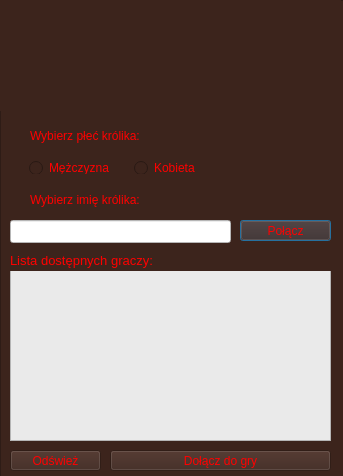
Before: the Qt Designer form menu.ui in Bras97/Jump-Bump, drawn with Qt 5.
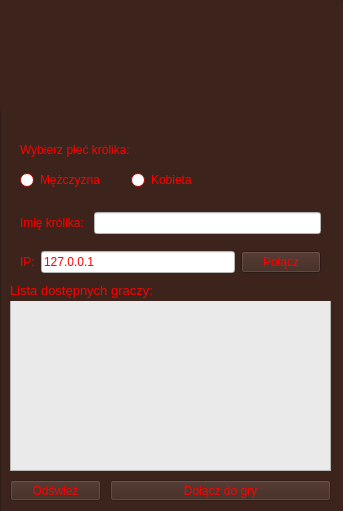
After: the same form once the commit is applied. Icons and pictures are not drawn.

```diff
--- a/menu.ui
+++ b/menu.ui
@@ -7,7 +7,7 @@
     <x>0</x>
     <y>0</y>
     <width>343</width>
-    <height>476</height>
+    <height>511</height>
    </rect>
   </property>
   <property name="windowTitle">
@@ -19,7 +19,7 @@
      <x>0</x>
      <y>0</y>
      <width>351</width>
-     <height>481</height>
+     <height>531</height>
     </rect>
    </property>
    <layout class="QVBoxLayout" name="verticalLayout">
@@ -53,27 +53,10 @@
         <set>Qt::AlignCenter</set>
        </property>
       </widget>
-      <widget class="QLabel" name="label">
-       <property name="geometry">
-        <rect>
-         <x>30</x>
-         <y>121</y>
-         <width>171</width>
-         <height>31</height>
-        </rect>
-       </property>
-       <property name="styleSheet">
-        <string notr="true">color: rgb(255, 0, 0);
-font: 12pt &quot;Sans Serif&quot;;</string>
-       </property>
-       <property name="text">
-        <string>&lt;html&gt;&lt;head/&gt;&lt;body&gt;&lt;p&gt;Wybierz płeć królika: &lt;/p&gt;&lt;/body&gt;&lt;/html&gt;</string>
-       </property>
-      </widget>
       <widget class="QLabel" name="zdj_krolika">
        <property name="geometry">
         <rect>
-         <x>240</x>
+         <x>230</x>
          <y>120</y>
          <width>91</width>
          <height>81</height>
@@ -91,39 +74,6 @@
         <bool>true</bool>
        </property>
       </widget>
-      <widget class="QLabel" name="label_2">
-       <property name="geometry">
-        <rect>
-         <x>30</x>
-         <y>190</y>
-         <width>171</width>
-         <height>21</height>
-        </rect>
-       </property>
-       <property name="styleSheet">
-        <string notr="true">color: rgb(255, 0, 0);
-font: 12pt &quot;Sans Serif&quot;;</string>
-       </property>
-       <property name="text">
-        <string>&lt;html&gt;&lt;head/&gt;&lt;body&gt;&lt;p&gt;Wybierz imię królika: &lt;/p&gt;&lt;/body&gt;&lt;/html&gt;</string>
-       </property>
-      </widget>
-      <widget class="QPushButton" name="polaczButton">
-       <property name="geometry">
-        <rect>
-         <x>240</x>
-         <y>220</y>
-         <width>91</width>
-         <height>21</height>
-        </rect>
-       </property>
-       <property name="styleSheet">
-        <string notr="true">color: rgb(255, 0, 0);</string>
-       </property>
-       <property name="text">
-        <string>Połącz</string>
-       </property>
-      </widget>
       <widget class="QListWidget" name="listaGraczy">
        <property name="enabled">
         <bool>false</bool>
@@ -131,7 +81,7 @@
        <property name="geometry">
         <rect>
          <x>10</x>
-         <y>270</y>
+         <y>300</y>
          <width>321</width>
          <height>171</height>
         </rect>
@@ -144,7 +94,7 @@
        <property name="geometry">
         <rect>
          <x>10</x>
-         <y>250</y>
+         <y>280</y>
          <width>321</width>
          <height>21</height>
         </rect>
@@ -164,7 +114,7 @@
        <property name="geometry">
         <rect>
          <x>10</x>
-         <y>450</y>
+         <y>480</y>
          <width>91</width>
          <height>21</height>
         </rect>
@@ -183,7 +133,7 @@
        <property name="geometry">
         <rect>
          <x>110</x>
-         <y>450</y>
+         <y>480</y>
          <width>221</width>
          <height>21</height>
         </rect>
@@ -195,36 +145,111 @@
         <string>Dołącz do gry</string>
        </property>
       </widget>
-      <widget class="QLineEdit" name="imieText">
+      <widget class="QLabel" name="label_5">
        <property name="geometry">
         <rect>
-         <x>10</x>
-         <y>220</y>
-         <width>221</width>
-         <height>23</height>
+         <x>20</x>
+         <y>140</y>
+         <width>201</width>
+         <height>21</height>
         </rect>
        </property>
        <property name="styleSheet">
         <string notr="true">color: rgb(255, 0, 0);
+font: 12pt &quot;Sans Serif&quot;;</string>
+       </property>
+       <property name="text">
+        <string>&lt;html&gt;&lt;head/&gt;&lt;body&gt;&lt;p&gt;Wybierz płeć królika: &lt;/p&gt;&lt;/body&gt;&lt;/html&gt;</string>
+       </property>
+      </widget>
+      <widget class="QWidget" name="">
+       <property name="geometry">
+        <rect>
+         <x>20</x>
+         <y>250</y>
+         <width>301</width>
+         <height>25</height>
+        </rect>
+       </property>
+       <layout class="QHBoxLayout" name="horizontalLayout_2">
+        <item>
+         <widget class="QLabel" name="label_4">
+          <property name="styleSheet">
+           <string notr="true">color: rgb(255, 0, 0);
+font: 12pt &quot;Sans Serif&quot;;</string>
+          </property>
+          <property name="text">
+           <string>&lt;html&gt;&lt;head/&gt;&lt;body&gt;&lt;p&gt;IP:&lt;/p&gt;&lt;/body&gt;&lt;/html&gt;</string>
+          </property>
+         </widget>
+        </item>
+        <item>
+         <widget class="QLineEdit" name="ipText">
+          <property name="styleSheet">
+           <string notr="true">color: rgb(255, 0, 0);
 background-color: rgb(255, 255, 255);</string>
+          </property>
+          <property name="text">
+           <string>127.0.0.1</string>
+          </property>
+         </widget>
+        </item>
+        <item>
+         <widget class="QPushButton" name="polaczButton">
+          <property name="styleSheet">
+           <string notr="true">color: rgb(255, 0, 0);</string>
+          </property>
+          <property name="text">
+           <string>Połącz</string>
+          </property>
+         </widget>
+        </item>
+       </layout>
+      </widget>
+      <widget class="QWidget" name="">
+       <property name="geometry">
+        <rect>
+         <x>20</x>
+         <y>210</y>
+         <width>301</width>
+         <height>27</height>
+        </rect>
        </property>
+       <layout class="QHBoxLayout" name="horizontalLayout_3">
+        <item>
+         <widget class="QLabel" name="label_2">
+          <property name="styleSheet">
+           <string notr="true">color: rgb(255, 0, 0);
+font: 12pt &quot;Sans Serif&quot;;</string>
+          </property>
+          <property name="text">
+           <string>&lt;html&gt;&lt;head/&gt;&lt;body&gt;&lt;p&gt;Imię królika: &lt;/p&gt;&lt;/body&gt;&lt;/html&gt;</string>
+          </property>
+         </widget>
+        </item>
+        <item>
+         <widget class="QLineEdit" name="imieText">
+          <property name="styleSheet">
+           <string notr="true">color: rgb(255, 0, 0);
+background-color: rgb(255, 255, 255);</string>
+          </property>
+         </widget>
+        </item>
+       </layout>
       </widget>
-      <widget class="QFrame" name="frame">
+      <widget class="QWidget" name="">
        <property name="geometry">
         <rect>
          <x>20</x>
-         <y>152</y>
+         <y>170</y>
          <width>201</width>
-         <height>31</height>
+         <height>21</height>
         </rect>
        </property>
        <layout class="QHBoxLayout" name="horizontalLayout">
         <property name="spacing">
          <number>20</number>
         </property>
-        <property name="rightMargin">
-         <number>5</number>
-        </property>
         <item>
          <widget class="QRadioButton" name="plecM">
           <property name="palette">
@@ -242,9 +267,45 @@
              <colorrole role="Button">
               <brush brushstyle="SolidPattern">
                <color alpha="255">
-                <red>60</red>
-                <green>36</green>
-                <blue>28</blue>
+                <red>255</red>
+                <green>0</green>
+                <blue>0</blue>
+               </color>
+              </brush>
+             </colorrole>
+             <colorrole role="Light">
+              <brush brushstyle="SolidPattern">
+               <color alpha="255">
+                <red>255</red>
+                <green>127</green>
+                <blue>127</blue>
+               </color>
+              </brush>
+             </colorrole>
+             <colorrole role="Midlight">
+              <brush brushstyle="SolidPattern">
+               <color alpha="255">
+                <red>255</red>
+                <green>63</green>
+                <blue>63</blue>
+               </color>
+              </brush>
+             </colorrole>
+             <colorrole role="Dark">
+              <brush brushstyle="SolidPattern">
+               <color alpha="255">
+                <red>127</red>
+                <green>0</green>
+                <blue>0</blue>
+               </color>
+              </brush>
+             </colorrole>
+             <colorrole role="Mid">
+              <brush brushstyle="SolidPattern">
+               <color alpha="255">
+                <red>170</red>
+                <green>0</green>
+                <blue>0</blue>
                </color>
               </brush>
              </colorrole>
@@ -257,10 +318,19 @@
                </color>
               </brush>
              </colorrole>
+             <colorrole role="BrightText">
+              <brush brushstyle="SolidPattern">
+               <color alpha="255">
+                <red>255</red>
+                <green>255</green>
+                <blue>255</blue>
+               </color>
+              </brush>
+             </colorrole>
              <colorrole role="ButtonText">
               <brush brushstyle="SolidPattern">
                <color alpha="255">
-                <red>255</red>
+                <red>0</red>
                 <green>0</green>
                 <blue>0</blue>
                </color>
@@ -269,18 +339,54 @@
              <colorrole role="Base">
               <brush brushstyle="SolidPattern">
                <color alpha="255">
-                <red>60</red>
-                <green>36</green>
-                <blue>28</blue>
+                <red>255</red>
+                <green>255</green>
+                <blue>255</blue>
                </color>
               </brush>
              </colorrole>
              <colorrole role="Window">
               <brush brushstyle="SolidPattern">
                <color alpha="255">
-                <red>60</red>
-                <green>36</green>
-                <blue>28</blue>
+                <red>255</red>
+                <green>0</green>
+                <blue>0</blue>
+               </color>
+              </brush>
+             </colorrole>
+             <colorrole role="Shadow">
+              <brush brushstyle="SolidPattern">
+               <color alpha="255">
+                <red>0</red>
+                <green>0</green>
+                <blue>0</blue>
+               </color>
+              </brush>
+             </colorrole>
+             <colorrole role="AlternateBase">
+              <brush brushstyle="SolidPattern">
+               <color alpha="255">
+                <red>255</red>
+                <green>127</green>
+                <blue>127</blue>
+               </color>
+              </brush>
+             </colorrole>
+             <colorrole role="ToolTipBase">
+              <brush brushstyle="SolidPattern">
+               <color alpha="255">
+                <red>255</red>
+                <green>255</green>
+                <blue>220</blue>
+               </color>
+              </brush>
+             </colorrole>
+             <colorrole role="ToolTipText">
+              <brush brushstyle="SolidPattern">
+               <color alpha="255">
+                <red>255</red>
+                <green>0</green>
+                <blue>0</blue>
                </color>
               </brush>
              </colorrole>
@@ -298,9 +404,45 @@
              <colorrole role="Button">
               <brush brushstyle="SolidPattern">
                <color alpha="255">
-                <red>60</red>
-                <green>36</green>
-                <blue>28</blue>
+                <red>255</red>
+                <green>0</green>
+                <blue>0</blue>
+               </color>
+              </brush>
+             </colorrole>
+             <colorrole role="Light">
+              <brush brushstyle="SolidPattern">
+               <color alpha="255">
+                <red>255</red>
+                <green>127</green>
+                <blue>127</blue>
+               </color>
+              </brush>
+             </colorrole>
+             <colorrole role="Midlight">
+              <brush brushstyle="SolidPattern">
+               <color alpha="255">
+                <red>255</red>
+                <green>63</green>
+                <blue>63</blue>
+               </color>
+              </brush>
+             </colorrole>
+             <colorrole role="Dark">
+              <brush brushstyle="SolidPattern">
+               <color alpha="255">
+                <red>127</red>
+                <green>0</green>
+                <blue>0</blue>
+               </color>
+              </brush>
+             </colorrole>
+             <colorrole role="Mid">
+              <brush brushstyle="SolidPattern">
+               <color alpha="255">
+                <red>170</red>
+                <green>0</green>
+                <blue>0</blue>
                </color>
               </brush>
              </colorrole>
@@ -313,10 +455,19 @@
                </color>
               </brush>
              </colorrole>
+             <colorrole role="BrightText">
+              <brush brushstyle="SolidPattern">
+               <color alpha="255">
+                <red>255</red>
+                <green>255</green>
+                <blue>255</blue>
+               </color>
+              </brush>
+             </colorrole>
              <colorrole role="ButtonText">
               <brush brushstyle="SolidPattern">
                <color alpha="255">
-                <red>255</red>
+                <red>0</red>
                 <green>0</green>
                 <blue>0</blue>
                </color>
@@ -325,18 +476,54 @@
              <colorrole role="Base">
               <brush brushstyle="SolidPattern">
                <color alpha="255">
-                <red>60</red>
-                <green>36</green>
-                <blue>28</blue>
+                <red>255</red>
+                <green>255</green>
+                <blue>255</blue>
                </color>
               </brush>
              </colorrole>
              <colorrole role="Window">
               <brush brushstyle="SolidPattern">
                <color alpha="255">
-                <red>60</red>
-                <green>36</green>
-                <blue>28</blue>
+                <red>255</red>
+                <green>0</green>
+                <blue>0</blue>
+               </color>
+              </brush>
+             </colorrole>
+             <colorrole role="Shadow">
+              <brush brushstyle="SolidPattern">
+               <color alpha="255">
+                <red>0</red>
+                <green>0</green>
+                <blue>0</blue>
+               </color>
+              </brush>
+             </colorrole>
+             <colorrole role="AlternateBase">
+              <brush brushstyle="SolidPattern">
+               <color alpha="255">
+                <red>255</red>
+                <green>127</green>
+                <blue>127</blue>
+               </color>
+              </brush>
+             </colorrole>
+             <colorrole role="ToolTipBase">
+              <brush brushstyle="SolidPattern">
+               <color alpha="255">
+                <red>255</red>
+                <green>255</green>
+                <blue>220</blue>
+               </color>
+              </brush>
+             </colorrole>
+             <colorrole role="ToolTipText">
+              <brush brushstyle="SolidPattern">
+               <color alpha="255">
+                <red>255</red>
+                <green>0</green>
+                <blue>0</blue>
                </color>
               </brush>
              </colorrole>
@@ -345,7 +532,7 @@
              <colorrole role="WindowText">
               <brush brushstyle="SolidPattern">
                <color alpha="255">
-                <red>255</red>
+                <red>127</red>
                 <green>0</green>
                 <blue>0</blue>
                </color>
@@ -354,25 +541,70 @@
              <colorrole role="Button">
               <brush brushstyle="SolidPattern">
                <color alpha="255">
-                <red>60</red>
-                <green>36</green>
-                <blue>28</blue>
+                <red>255</red>
+                <green>0</green>
+                <blue>0</blue>
+               </color>
+              </brush>
+             </colorrole>
+             <colorrole role="Light">
+              <brush brushstyle="SolidPattern">
+               <color alpha="255">
+                <red>255</red>
+                <green>127</green>
+                <blue>127</blue>
+               </color>
+              </brush>
+             </colorrole>
+             <colorrole role="Midlight">
+              <brush brushstyle="SolidPattern">
+               <color alpha="255">
+                <red>255</red>
+                <green>63</green>
+                <blue>63</blue>
+               </color>
+              </brush>
+             </colorrole>
+             <colorrole role="Dark">
+              <brush brushstyle="SolidPattern">
+               <color alpha="255">
+                <red>127</red>
+                <green>0</green>
+                <blue>0</blue>
+               </color>
+              </brush>
+             </colorrole>
+             <colorrole role="Mid">
+              <brush brushstyle="SolidPattern">
+               <color alpha="255">
+                <red>170</red>
+                <green>0</green>
+                <blue>0</blue>
                </color>
               </brush>
              </colorrole>
              <colorrole role="Text">
               <brush brushstyle="SolidPattern">
                <color alpha="255">
-                <red>255</red>
+                <red>127</red>
                 <green>0</green>
                 <blue>0</blue>
                </color>
               </brush>
              </colorrole>
+             <colorrole role="BrightText">
+              <brush brushstyle="SolidPattern">
+               <color alpha="255">
+                <red>255</red>
+                <green>255</green>
+                <blue>255</blue>
+               </color>
+              </brush>
+             </colorrole>
              <colorrole role="ButtonText">
               <brush brushstyle="SolidPattern">
                <color alpha="255">
-                <red>255</red>
+                <red>127</red>
                 <green>0</green>
                 <blue>0</blue>
                </color>
@@ -381,18 +613,54 @@
              <colorrole role="Base">
               <brush brushstyle="SolidPattern">
                <color alpha="255">
-                <red>60</red>
-                <green>36</green>
-                <blue>28</blue>
+                <red>255</red>
+                <green>0</green>
+                <blue>0</blue>
                </color>
               </brush>
              </colorrole>
              <colorrole role="Window">
               <brush brushstyle="SolidPattern">
                <color alpha="255">
-                <red>60</red>
-                <green>36</green>
-                <blue>28</blue>
+                <red>255</red>
+                <green>0</green>
+                <blue>0</blue>
+               </color>
+              </brush>
+             </colorrole>
+             <colorrole role="Shadow">
+              <brush brushstyle="SolidPattern">
+               <color alpha="255">
+                <red>0</red>
+                <green>0</green>
+                <blue>0</blue>
+               </color>
+              </brush>
+             </colorrole>
+             <colorrole role="AlternateBase">
+              <brush brushstyle="SolidPattern">
+               <color alpha="255">
+                <red>255</red>
+                <green>0</green>
+                <blue>0</blue>
+               </color>
+              </brush>
+             </colorrole>
+             <colorrole role="ToolTipBase">
+              <brush brushstyle="SolidPattern">
+               <color alpha="255">
+                <red>255</red>
+                <green>255</green>
+                <blue>220</blue>
+               </color>
+              </brush>
+             </colorrole>
+             <colorrole role="ToolTipText">
+              <brush brushstyle="SolidPattern">
+               <color alpha="255">
+                <red>255</red>
+                <green>0</green>
+                <blue>0</blue>
                </color>
               </brush>
              </colorrole>
@@ -400,7 +668,7 @@
            </palette>
           </property>
           <property name="styleSheet">
-           <string notr="true">color: rgb(255, 0, 0);</string>
+           <string notr="true">background-color: none;</string>
           </property>
           <property name="text">
            <string>Mężczyzna</string>
@@ -424,9 +692,45 @@
              <colorrole role="Button">
               <brush brushstyle="SolidPattern">
                <color alpha="255">
-                <red>60</red>
-                <green>36</green>
-                <blue>28</blue>
+                <red>255</red>
+                <green>0</green>
+                <blue>0</blue>
+               </color>
+              </brush>
+             </colorrole>
+             <colorrole role="Light">
+              <brush brushstyle="SolidPattern">
+               <color alpha="255">
+                <red>255</red>
+                <green>127</green>
+                <blue>127</blue>
+               </color>
+              </brush>
+             </colorrole>
+             <colorrole role="Midlight">
+              <brush brushstyle="SolidPattern">
+               <color alpha="255">
+                <red>255</red>
+                <green>63</green>
+                <blue>63</blue>
+               </color>
+              </brush>
+             </colorrole>
+             <colorrole role="Dark">
+              <brush brushstyle="SolidPattern">
+               <color alpha="255">
+                <red>127</red>
+                <green>0</green>
+                <blue>0</blue>
+               </color>
+              </brush>
+             </colorrole>
+             <colorrole role="Mid">
+              <brush brushstyle="SolidPattern">
+               <color alpha="255">
+                <red>170</red>
+                <green>0</green>
+                <blue>0</blue>
                </color>
               </brush>
              </colorrole>
@@ -439,10 +743,19 @@
                </color>
               </brush>
              </colorrole>
+             <colorrole role="BrightText">
+              <brush brushstyle="SolidPattern">
+               <color alpha="255">
+                <red>255</red>
+                <green>255</green>
+                <blue>255</blue>
+               </color>
+              </brush>
+             </colorrole>
              <colorrole role="ButtonText">
               <brush brushstyle="SolidPattern">
                <color alpha="255">
-                <red>255</red>
+                <red>0</red>
                 <green>0</green>
                 <blue>0</blue>
                </color>
@@ -451,18 +764,54 @@
              <colorrole role="Base">
               <brush brushstyle="SolidPattern">
                <color alpha="255">
-                <red>60</red>
-                <green>36</green>
-                <blue>28</blue>
+                <red>255</red>
+                <green>255</green>
+                <blue>255</blue>
                </color>
               </brush>
              </colorrole>
              <colorrole role="Window">
               <brush brushstyle="SolidPattern">
                <color alpha="255">
-                <red>60</red>
-                <green>36</green>
-                <blue>28</blue>
+                <red>255</red>
+                <green>0</green>
+                <blue>0</blue>
+               </color>
+              </brush>
+             </colorrole>
+             <colorrole role="Shadow">
+              <brush brushstyle="SolidPattern">
+               <color alpha="255">
+                <red>0</red>
+                <green>0</green>
+                <blue>0</blue>
+               </color>
+              </brush>
+             </colorrole>
+             <colorrole role="AlternateBase">
+              <brush brushstyle="SolidPattern">
+               <color alpha="255">
+                <red>255</red>
+                <green>127</green>
+                <blue>127</blue>
+               </color>
+              </brush>
+             </colorrole>
+             <colorrole role="ToolTipBase">
+              <brush brushstyle="SolidPattern">
+               <color alpha="255">
+                <red>255</red>
+                <green>255</green>
+                <blue>220</blue>
+               </color>
+              </brush>
+             </colorrole>
+             <colorrole role="ToolTipText">
+              <brush brushstyle="SolidPattern">
+               <color alpha="255">
+                <red>255</red>
+                <green>0</green>
+                <blue>0</blue>
                </color>
               </brush>
              </colorrole>
@@ -480,9 +829,45 @@
              <colorrole role="Button">
               <brush brushstyle="SolidPattern">
                <color alpha="255">
-                <red>60</red>
-                <green>36</green>
-                <blue>28</blue>
+                <red>255</red>
+                <green>0</green>
+                <blue>0</blue>
+               </color>
+              </brush>
+             </colorrole>
+             <colorrole role="Light">
+              <brush brushstyle="SolidPattern">
+               <color alpha="255">
+                <red>255</red>
+                <green>127</green>
+                <blue>127</blue>
+               </color>
+              </brush>
+             </colorrole>
+             <colorrole role="Midlight">
+              <brush brushstyle="SolidPattern">
+               <color alpha="255">
+                <red>255</red>
+                <green>63</green>
+                <blue>63</blue>
+               </color>
+              </brush>
+             </colorrole>
+             <colorrole role="Dark">
+              <brush brushstyle="SolidPattern">
+               <color alpha="255">
+                <red>127</red>
+                <green>0</green>
+                <blue>0</blue>
+               </color>
+              </brush>
+             </colorrole>
+             <colorrole role="Mid">
+              <brush brushstyle="SolidPattern">
+               <color alpha="255">
+                <red>170</red>
+                <green>0</green>
+                <blue>0</blue>
                </color>
               </brush>
              </colorrole>
@@ -495,10 +880,19 @@
                </color>
               </brush>
              </colorrole>
+             <colorrole role="BrightText">
+              <brush brushstyle="SolidPattern">
+               <color alpha="255">
+                <red>255</red>
+                <green>255</green>
+                <blue>255</blue>
+               </color>
+              </brush>
+             </colorrole>
              <colorrole role="ButtonText">
               <brush brushstyle="SolidPattern">
                <color alpha="255">
-                <red>255</red>
+                <red>0</red>
                 <green>0</green>
                 <blue>0</blue>
                </color>
@@ -507,18 +901,54 @@
              <colorrole role="Base">
               <brush brushstyle="SolidPattern">
                <color alpha="255">
-                <red>60</red>
-                <green>36</green>
-                <blue>28</blue>
+                <red>255</red>
+                <green>255</green>
+                <blue>255</blue>
                </color>
               </brush>
              </colorrole>
              <colorrole role="Window">
               <brush brushstyle="SolidPattern">
                <color alpha="255">
-                <red>60</red>
-                <green>36</green>
-                <blue>28</blue>
+                <red>255</red>
+                <green>0</green>
+                <blue>0</blue>
+               </color>
+              </brush>
+             </colorrole>
+             <colorrole role="Shadow">
+              <brush brushstyle="SolidPattern">
+               <color alpha="255">
+                <red>0</red>
+                <green>0</green>
+                <blue>0</blue>
+               </color>
+              </brush>
+             </colorrole>
+             <colorrole role="AlternateBase">
+              <brush brushstyle="SolidPattern">
+               <color alpha="255">
+                <red>255</red>
+                <green>127</green>
+                <blue>127</blue>
+               </color>
+              </brush>
+             </colorrole>
+             <colorrole role="ToolTipBase">
+              <brush brushstyle="SolidPattern">
+               <color alpha="255">
+                <red>255</red>
+                <green>255</green>
+                <blue>220</blue>
+               </color>
+              </brush>
+             </colorrole>
+             <colorrole role="ToolTipText">
+              <brush brushstyle="SolidPattern">
+               <color alpha="255">
+                <red>255</red>
+                <green>0</green>
+                <blue>0</blue>
                </color>
               </brush>
              </colorrole>
@@ -527,7 +957,7 @@
              <colorrole role="WindowText">
               <brush brushstyle="SolidPattern">
                <color alpha="255">
-                <red>255</red>
+                <red>127</red>
                 <green>0</green>
                 <blue>0</blue>
                </color>
@@ -536,25 +966,70 @@
              <colorrole role="Button">
               <brush brushstyle="SolidPattern">
                <color alpha="255">
-                <red>60</red>
-                <green>36</green>
-                <blue>28</blue>
+                <red>255</red>
+                <green>0</green>
+                <blue>0</blue>
+               </color>
+              </brush>
+             </colorrole>
+             <colorrole role="Light">
+              <brush brushstyle="SolidPattern">
+               <color alpha="255">
+                <red>255</red>
+                <green>127</green>
+                <blue>127</blue>
+               </color>
+              </brush>
+             </colorrole>
+             <colorrole role="Midlight">
+              <brush brushstyle="SolidPattern">
+               <color alpha="255">
+                <red>255</red>
+                <green>63</green>
+                <blue>63</blue>
+               </color>
+              </brush>
+             </colorrole>
+             <colorrole role="Dark">
+              <brush brushstyle="SolidPattern">
+               <color alpha="255">
+                <red>127</red>
+                <green>0</green>
+                <blue>0</blue>
+               </color>
+              </brush>
+             </colorrole>
+             <colorrole role="Mid">
+              <brush brushstyle="SolidPattern">
+               <color alpha="255">
+                <red>170</red>
+                <green>0</green>
+                <blue>0</blue>
                </color>
               </brush>
              </colorrole>
              <colorrole role="Text">
               <brush brushstyle="SolidPattern">
                <color alpha="255">
-                <red>255</red>
+                <red>127</red>
                 <green>0</green>
                 <blue>0</blue>
                </color>
               </brush>
              </colorrole>
+             <colorrole role="BrightText">
+              <brush brushstyle="SolidPattern">
+               <color alpha="255">
+                <red>255</red>
+                <green>255</green>
+                <blue>255</blue>
+               </color>
+              </brush>
+             </colorrole>
              <colorrole role="ButtonText">
               <brush brushstyle="SolidPattern">
                <color alpha="255">
-                <red>255</red>
+                <red>127</red>
                 <green>0</green>
                 <blue>0</blue>
                </color>
@@ -563,18 +1038,54 @@
              <colorrole role="Base">
               <brush brushstyle="SolidPattern">
                <color alpha="255">
-                <red>60</red>
-                <green>36</green>
-                <blue>28</blue>
+                <red>255</red>
+                <green>0</green>
+                <blue>0</blue>
                </color>
               </brush>
              </colorrole>
              <colorrole role="Window">
               <brush brushstyle="SolidPattern">
                <color alpha="255">
-                <red>60</red>
-                <green>36</green>
-                <blue>28</blue>
+                <red>255</red>
+                <green>0</green>
+                <blue>0</blue>
+               </color>
+              </brush>
+             </colorrole>
+             <colorrole role="Shadow">
+              <brush brushstyle="SolidPattern">
+               <color alpha="255">
+                <red>0</red>
+                <green>0</green>
+                <blue>0</blue>
+               </color>
+              </brush>
+             </colorrole>
+             <colorrole role="AlternateBase">
+              <brush brushstyle="SolidPattern">
+               <color alpha="255">
+                <red>255</red>
+                <green>0</green>
+                <blue>0</blue>
+               </color>
+              </brush>
+             </colorrole>
+             <colorrole role="ToolTipBase">
+              <brush brushstyle="SolidPattern">
+               <color alpha="255">
+                <red>255</red>
+                <green>255</green>
+                <blue>220</blue>
+               </color>
+              </brush>
+             </colorrole>
+             <colorrole role="ToolTipText">
+              <brush brushstyle="SolidPattern">
+               <color alpha="255">
+                <red>255</red>
+                <green>0</green>
+                <blue>0</blue>
                </color>
               </brush>
              </colorrole>
@@ -588,7 +1099,7 @@
            <enum>Qt::DefaultContextMenu</enum>
           </property>
           <property name="styleSheet">
-           <string notr="true">color: rgb(255, 0, 0);</string>
+           <string notr="true">background-color: none;</string>
           </property>
           <property name="text">
            <string>Kobieta</string>
```
Left out of the diff: 11 changed lines with no effect on the pictures.
